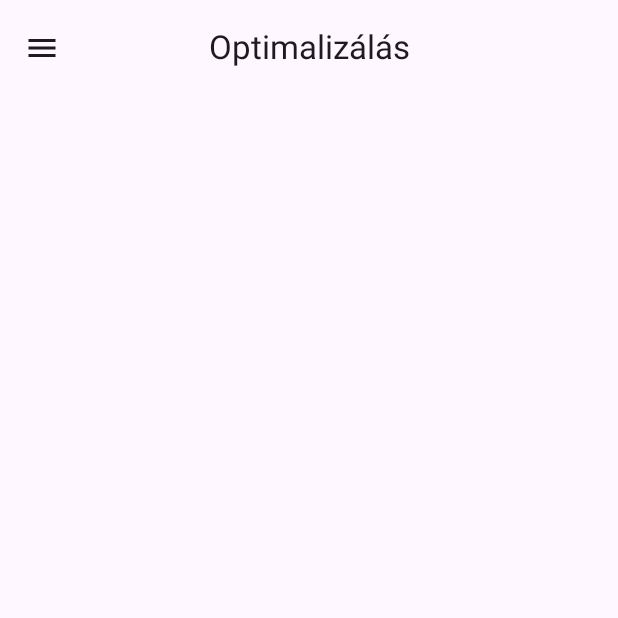
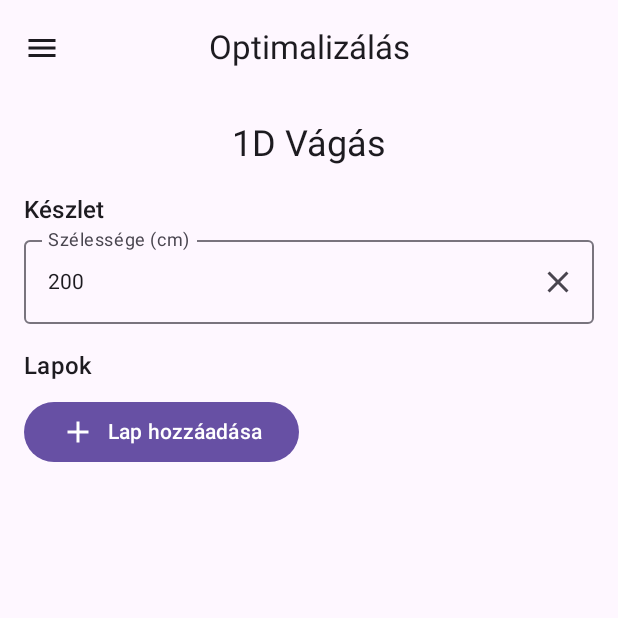
Before and after one commit to szflori/PackingOptimizerApp, an Android app built with Jetpack Compose: the Cutting1DScreen screen opened through its navigation route, on a phone screen of 412 x 824 dp, the top half of it. Run offline under Robolectric (Android 15) with nearby library versions, the phone set to English and light mode, and no system bars.

Commit message:
Cutting 1D Screen

```diff
--- a/androidApp/src/main/java/com/example/packingoptimizerapp/android/MainActivity.kt
+++ b/androidApp/src/main/java/com/example/packingoptimizerapp/android/MainActivity.kt
@@ -8,6 +8,7 @@ import androidx.compose.foundation.layout.padding
 import androidx.compose.material3.Scaffold
 import androidx.compose.material3.Text
 import androidx.compose.ui.Modifier
+import androidx.navigation.compose.rememberNavController
 import com.example.packingoptimizerapp.android.navigation.AppNavGraph
 import com.example.packingoptimizerapp.android.ui.layouts.Drawer
 import com.example.packingoptimizerapp.android.ui.layouts.MainLayout
@@ -17,9 +18,11 @@ class MainActivity : ComponentActivity() {
     override fun onCreate(savedInstanceState: Bundle?) {
         super.onCreate(savedInstanceState)
         setContent {
-            MainLayout { innerPadding ->
+            val navController = rememberNavController()
+
+            MainLayout(navController) { innerPadding ->
                 Column(modifier = Modifier.padding(innerPadding)) {
-                    AppNavGraph()
+                    AppNavGraph(navController)
                 }
             }
         }
--- a/androidApp/src/main/java/com/example/packingoptimizerapp/android/logic/CuttingStock.kt
+++ b/androidApp/src/main/java/com/example/packingoptimizerapp/android/logic/CuttingStock.kt
@@ -34,3 +34,7 @@ fun optimizeCutting(sheet: Sheet, pieces: List<CutPiece>): CuttingPlan {
 
     return CuttingPlan(pieces, cutLines.size)
 }
+
+fun randomColor(): Long {
+    return (0xFF000000..0xFFFFFFFF).random()
+}
--- a/androidApp/src/main/java/com/example/packingoptimizerapp/android/navigation/NavGraph.kt
+++ b/androidApp/src/main/java/com/example/packingoptimizerapp/android/navigation/NavGraph.kt
@@ -1,21 +1,20 @@
 package com.example.packingoptimizerapp.android.navigation
 
 import androidx.compose.runtime.Composable
+import androidx.navigation.NavHostController
 import androidx.navigation.compose.NavHost
 import androidx.navigation.compose.composable
-import androidx.navigation.compose.rememberNavController
+import com.example.packingoptimizerapp.android.ui.screens.Cutting1DScreen
 import com.example.packingoptimizerapp.android.ui.screens.DashboardScreen
 
 @Composable
-fun AppNavGraph() {
-    val navController = rememberNavController()
-
+fun AppNavGraph(navController: NavHostController) {
     NavHost(
         navController = navController,
         startDestination = "dashboard"
     ) {
         composable("dashboard") { DashboardScreen() }
-        composable("packing") { }
-        composable("cutting_1d") { }
+        composable("cutting_1d") { Cutting1DScreen()}
+       // composable("packing") { }
     }
 }
--- a/androidApp/src/main/java/com/example/packingoptimizerapp/android/ui/ContainerInputScreen.kt
+++ b/androidApp/src/main/java/com/example/packingoptimizerapp/android/ui/ContainerInputScreen.kt
@@ -51,7 +51,6 @@ fun ContainerInputScreen() {
         if (isOptimized) {
             val width = sheetWidth.toIntOrNull() ?: 0
             val height = sheetHeight.toIntOrNull() ?: 0
-            CuttingVisualizer(Sheet(width, height), pieces)
         }
     }
 }
--- /dev/null
+++ b/androidApp/src/main/java/com/example/packingoptimizerapp/android/ui/components/CustomNumberField.kt
@@ -0,0 +1,36 @@
+package com.example.packingoptimizerapp.android.ui.components
+
+import androidx.compose.foundation.layout.fillMaxWidth
+import androidx.compose.foundation.text.KeyboardOptions
+import androidx.compose.material.icons.Icons
+import androidx.compose.material.icons.filled.Close
+import androidx.compose.material3.Icon
+import androidx.compose.material3.IconButton
+import androidx.compose.material3.OutlinedTextField
+import androidx.compose.material3.Text
+import androidx.compose.runtime.Composable
+import androidx.compose.ui.Modifier
+import androidx.compose.ui.text.input.KeyboardType
+
+@Composable
+fun CustomNumberField(
+    value: String,
+    label: String,
+    onValueChange: (String) -> Unit,
+    onClearClick: () -> Unit
+) {
+    OutlinedTextField(
+        value = value,
+        onValueChange = onValueChange,
+        label = { Text(label) },
+        keyboardOptions = KeyboardOptions(keyboardType = KeyboardType.Number),
+        modifier = Modifier.fillMaxWidth(),
+        trailingIcon = {
+            if (value.isNotEmpty()) {
+                IconButton(onClick = onClearClick) {
+                    Icon(Icons.Filled.Close, contentDescription = "Törlés")
+                }
+            }
+        }
+    )
+}
--- a/androidApp/src/main/java/com/example/packingoptimizerapp/android/ui/layouts/Drawer.kt
+++ b/androidApp/src/main/java/com/example/packingoptimizerapp/android/ui/layouts/Drawer.kt
@@ -17,11 +17,14 @@ import androidx.compose.runtime.Composable
 import androidx.compose.ui.Modifier
 import androidx.compose.ui.unit.dp
 import androidx.navigation.NavController
+import kotlinx.coroutines.CoroutineScope
+import kotlinx.coroutines.launch
 
 @Composable
 fun Drawer(
     drawerState: DrawerState,
     navController: NavController,
+    scope: CoroutineScope,
     content: @Composable () -> Unit
 ) {
     ModalNavigationDrawer(
@@ -39,6 +42,7 @@ fun Drawer(
                         label = { Text("1D Vágás") },
                         selected = false,
                         onClick = {
+                            scope.launch { drawerState.close() }
                             navController.navigate("cutting_1d")
                         }
                         )
--- a/androidApp/src/main/java/com/example/packingoptimizerapp/android/ui/layouts/MainLayout.kt
+++ b/androidApp/src/main/java/com/example/packingoptimizerapp/android/ui/layouts/MainLayout.kt
@@ -6,18 +6,18 @@ import androidx.compose.material3.Scaffold
 import androidx.compose.material3.rememberDrawerState
 import androidx.compose.runtime.Composable
 import androidx.compose.runtime.rememberCoroutineScope
-import androidx.navigation.compose.rememberNavController
+import androidx.navigation.NavController
 import kotlinx.coroutines.launch
 
 @Composable
 fun MainLayout(
+    navController: NavController,
     content: @Composable (PaddingValues) -> Unit
 ){
-    val navController = rememberNavController()
     val drawerState = rememberDrawerState(initialValue = DrawerValue.Closed)
     val scope = rememberCoroutineScope()
 
-    Drawer(drawerState = drawerState, navController = navController) {
+    Drawer(drawerState = drawerState, navController = navController, scope = scope) {
         Scaffold(topBar = { TopBar(title = "Optimalizálás", onMenuClick = {
             scope.launch {
                 if (drawerState.isClosed) {
--- /dev/null
+++ b/androidApp/src/main/java/com/example/packingoptimizerapp/android/ui/screens/Cutting1DScreen.kt
@@ -0,0 +1,116 @@
+package com.example.packingoptimizerapp.android.ui.screens
+
+import androidx.compose.foundation.layout.Arrangement
+import androidx.compose.foundation.layout.Column
+import androidx.compose.foundation.layout.Row
+import androidx.compose.foundation.layout.Spacer
+import androidx.compose.foundation.layout.fillMaxSize
+import androidx.compose.foundation.layout.fillMaxWidth
+import androidx.compose.foundation.layout.padding
+import androidx.compose.foundation.layout.width
+import androidx.compose.foundation.lazy.LazyColumn
+import androidx.compose.foundation.lazy.itemsIndexed
+import androidx.compose.material.icons.Icons
+import androidx.compose.material.icons.filled.Add
+import androidx.compose.material.icons.filled.Delete
+import androidx.compose.material3.Button
+import androidx.compose.material3.Icon
+import androidx.compose.material3.IconButton
+import androidx.compose.material3.MaterialTheme
+import androidx.compose.material3.OutlinedTextField
+import androidx.compose.material3.Text
+import androidx.compose.runtime.*
+import androidx.compose.ui.*
+import androidx.compose.ui.graphics.Color
+import androidx.compose.ui.unit.dp
+import com.example.packingoptimizerapp.android.ui.components.ColorPickerButton
+import com.example.packingoptimizerapp.android.ui.components.CustomNumberField
+
+@Composable
+fun Cutting1DScreen() {
+    var sheetWidth by remember { mutableStateOf("200") }
+    var lapList by remember { mutableStateOf(mutableListOf<Triple<String, String, Color>>()) }
+
+    Column(
+        modifier = Modifier
+            .fillMaxSize()
+            .padding(16.dp),
+        verticalArrangement = Arrangement.spacedBy(16.dp),
+        horizontalAlignment = Alignment.CenterHorizontally
+        ) {
+        Text("1D Vágás", style = MaterialTheme.typography.headlineSmall)
+
+        Column(
+            modifier = Modifier.fillMaxWidth()
+        ){
+            Text("Készlet", style = MaterialTheme.typography.titleMedium)
+
+            CustomNumberField(
+                value = sheetWidth,
+                label = "Szélessége (cm)",
+                onValueChange = {sheetWidth = it},
+                onClearClick = { sheetWidth = "" }
+            )
+        }
+
+        Column(
+            modifier = Modifier.fillMaxWidth()
+        ) {
+            Text("Lapok", style = MaterialTheme.typography.titleMedium)
+
+            LazyColumn(
+                modifier = Modifier.fillMaxWidth(),
+                verticalArrangement = Arrangement.spacedBy(8.dp)
+            ){
+                itemsIndexed(lapList) { index, (width, quantity, color) ->
+                    Row(
+                        modifier = Modifier.fillMaxWidth(),
+                        horizontalArrangement = Arrangement.SpaceBetween,
+                        verticalAlignment = Alignment.CenterVertically
+                    ) {
+                        ColorPickerButton(
+                            selectedColor = color,
+                            onColorSelected = { newColor ->
+                                lapList = lapList.toMutableList().apply { this[index] = Triple(width, quantity, newColor) }
+                            }
+                        )
+
+                        OutlinedTextField(
+                            value = width,
+                            label = { Text("Szélesség (cm)") },
+                            onValueChange = { newValue ->
+                                lapList = lapList.toMutableList().apply { this[index] = Triple(newValue, quantity, color) }
+                            },
+                            modifier = Modifier.weight(1f)
+                        )
+
+                        OutlinedTextField(
+                            value = quantity,
+                            label = { Text("Mennyiség") },
+                            onValueChange = { newValue ->
+                                lapList = lapList.toMutableList().apply { this[index] = Triple(width, newValue, color) }
+                            },
+                            modifier = Modifier.weight(1f)
+                        )
+
+                        IconButton(onClick = {
+                            lapList = lapList.toMutableList()
+                                .apply { removeAt(index) } // Lap eltávolítása
+                        }) {
+                            Icon(Icons.Filled.Delete, contentDescription = "Törlés")
+                        }
+                    }
+                }
+            }
+
+            Button(
+                onClick = { lapList = lapList.toMutableList().apply { add(Triple("", "", Color.Gray)) } },
+                modifier = Modifier.padding(top = 8.dp)
+            ) {
+                Icon(Icons.Filled.Add, contentDescription = "Hozzáadás")
+                Spacer(modifier = Modifier.width(8.dp))
+                Text("Lap hozzáadása")
+            }
+        }
+    }
+}
```
Also changed, not shown: androidApp/src/main/java/com/example/packingoptimizerapp/android/ui/ConfigurationScreen.kt (deleted, +0 -51 lines), androidApp/src/main/java/com/example/packingoptimizerapp/android/ui/Container2DInputScreen.kt (deleted, +0 -94 lines), androidApp/src/main/java/com/example/packingoptimizerapp/android/ui/CuttingVisualizer.kt (deleted, +0 -43 lines), androidApp/src/main/java/com/example/packingoptimizerapp/android/ui/PackingVisualizer.kt (deleted, +0 -40 lines), androidApp/src/main/java/com/example/packingoptimizerapp/android/ui/components/ColorPickerButton.kt (added, +47 -0 lines).
